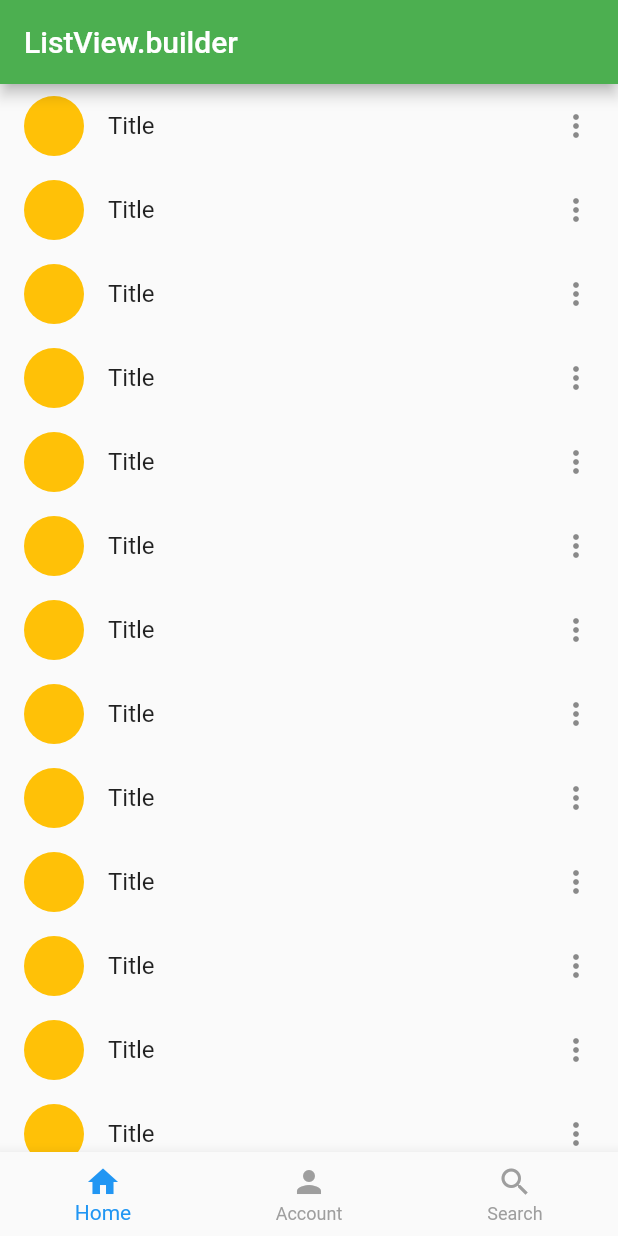
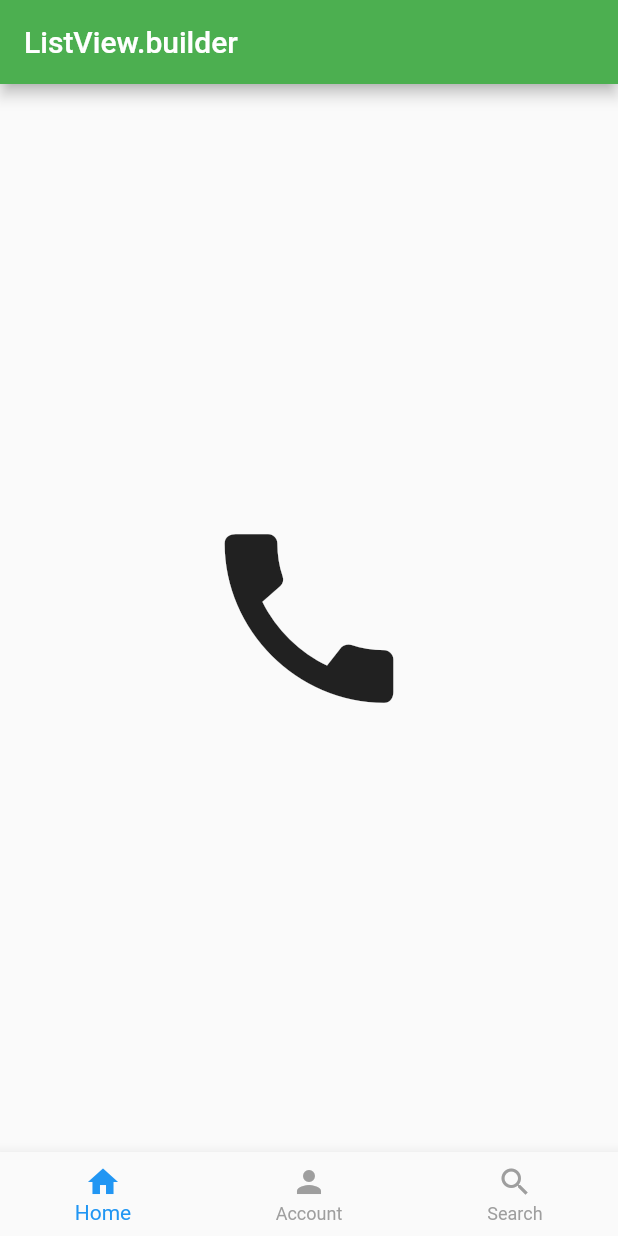
Before and after one commit to kspsusmitha/flutter, a Flutter app: the screen it shows after launch, on a phone screen of 412 x 824 dp. Run offline on Flutter 3.47's test engine with Material 2 defaults, Android fonts, the phone set to English and light mode, and no system bars.

Commit message:
bottom navigation bar

```diff
--- a/lib/main.dart
+++ b/lib/main.dart
@@ -19,13 +19,11 @@ class _MyAppState extends State<MyApp> {
         theme: ThemeData(primarySwatch: Colors.green),
         debugShowCheckedModeBanner: false,
         // home : new ListViewBuilder(), NO Need To Use Unnecessary New Keyword
-        home:  ListViewBuilder());
+        home: ListViewBuilder());
   }
 }
 
 class ListViewBuilder extends StatefulWidget {
-
-
   @override
   State<ListViewBuilder> createState() => _ListViewBuilderState();
 }
@@ -33,6 +31,76 @@ class ListViewBuilder extends StatefulWidget {
 class _ListViewBuilderState extends State<ListViewBuilder> {
   int _currentIndex = 0;
 
+  static const List<Widget> _pages = <Widget>[
+    Icon(
+      Icons.call,
+      size: 150,
+    ),
+    Icon(
+      Icons.camera,
+      size: 150,
+    ),
+    Icon(
+      Icons.chat,
+      size: 150,
+    ),
+  ];
+
+  @override
+  Widget build(BuildContext context) {
+    return Scaffold(
+      appBar: AppBar(title: const Text("ListView.builder")),
+
+      body: SafeArea(
+          child: Center(
+        child: _pages.elementAt(_currentIndex), //New
+      )),
+
+      bottomNavigationBar: BottomNavigationBar(
+        currentIndex: _currentIndex,
+        selectedItemColor: Colors.blue,
+        unselectedItemColor: Colors.grey,
+        onTap: (newIndex) {
+          setState(() {
+            _currentIndex = newIndex;
+          });
+        },
+        items: const [
+          BottomNavigationBarItem(
+              icon: Icon(Icons.home),
+              label: 'Home',
+              backgroundColor: Colors.blue),
+          BottomNavigationBarItem(
+              icon: Icon(Icons.person),
+              label: 'Account',
+              backgroundColor: Colors.pink),
+          BottomNavigationBarItem(
+              icon: Icon(Icons.search),
+              label: 'Search',
+              backgroundColor: Colors.purple),
+        ],
+      ),
+    );
+  }
+
+  void _onItemTapped(int index) {
+    setState(() {
+
+    _currentIndex = index;
+
+
+    });
+  }
+}
+
+class listnn extends StatefulWidget {
+  const listnn({super.key});
+
+  @override
+  State<listnn> createState() => _listnnState();
+}
+
+class _listnnState extends State<listnn> {
   @override
   Widget build(BuildContext context) {
     return Scaffold(
@@ -48,29 +116,12 @@ class _ListViewBuilderState extends State<ListViewBuilder> {
                 onTap: () {
                   Navigator.push(
                     context,
-                    MaterialPageRoute(builder: (context) => const MyApp2 ()),
+                    MaterialPageRoute(builder: (context) => const MyApp2()),
                   );
                 },
               );
             }),
           ),
-        )
-        ),
-             bottomNavigationBar: BottomNavigationBar(
-          currentIndex: _currentIndex,
-          selectedItemColor: Colors.blue,
-          unselectedItemColor: Colors.grey,
-          onTap: (newIndex) {
-            setState(() {
-              _currentIndex = newIndex;
-            });
-          },
-          items: const [
-            BottomNavigationBarItem(icon: Icon(Icons.home), label: 'Home'),
-            BottomNavigationBarItem(icon: Icon(Icons.person), label: 'Account'),
-            BottomNavigationBarItem(icon: Icon(Icons.search), label: 'Search'),
-          ],
-        ),
-        );
+        )));
   }
 }
```
